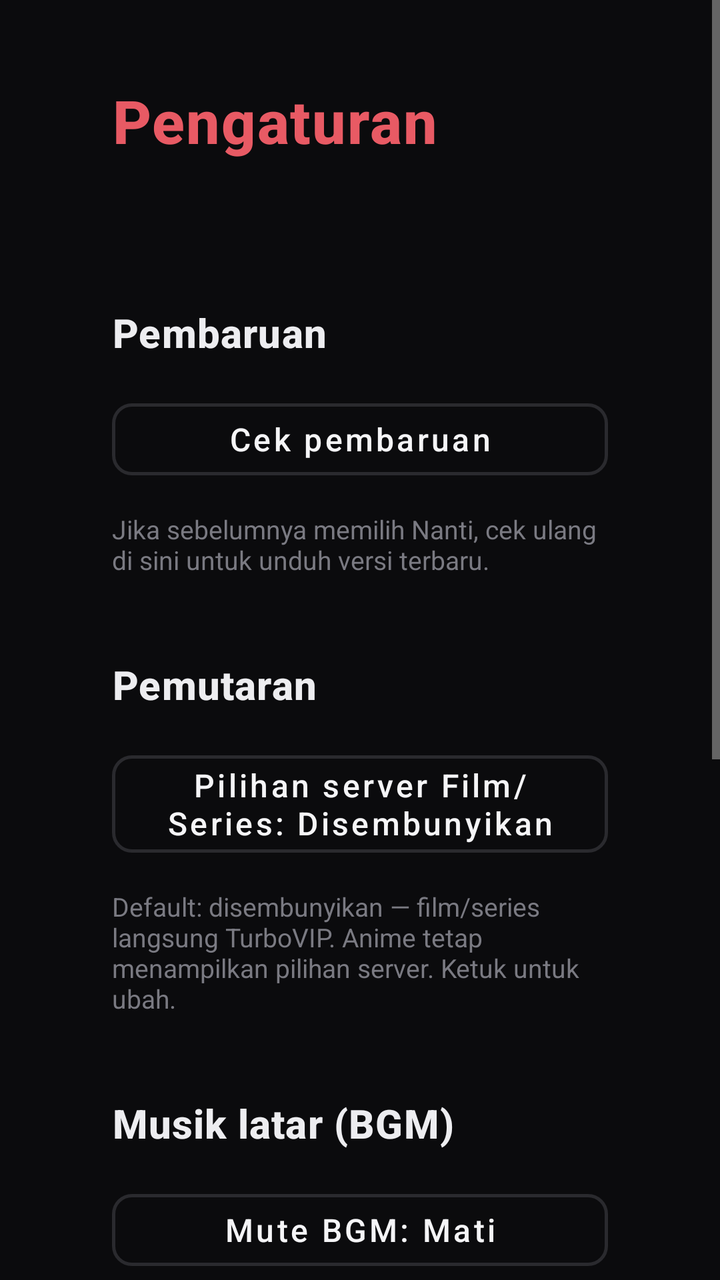
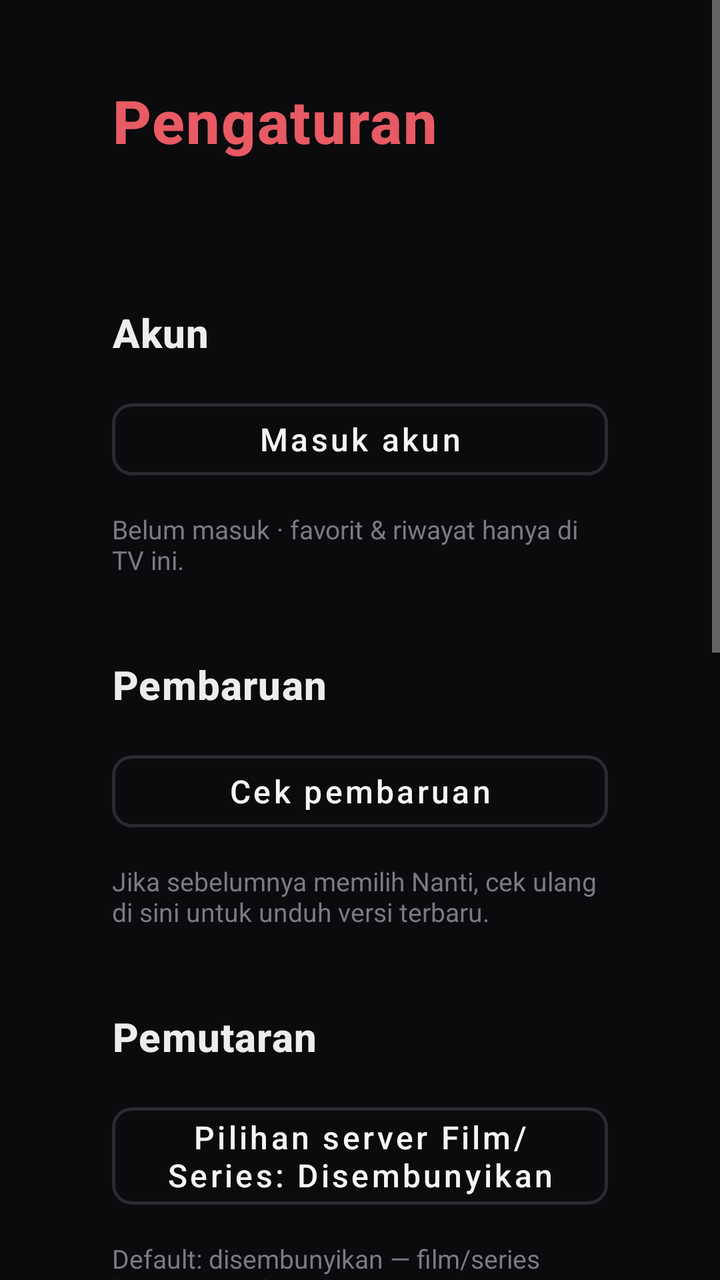

Two renders of the same Android screen: before a commit and after it. Below are the layout's source before the change and the commit's diff.
<!-- AndroidManifest.xml: activity theme Theme.WebunimeTv.Detail -->
<!-- res/layout/activity_settings.xml -->
<?xml version="1.0" encoding="utf-8"?>
<ScrollView xmlns:android="http://schemas.android.com/apk/res/android"
    xmlns:app="http://schemas.android.com/apk/res-auto"
    android:layout_width="match_parent"
    android:layout_height="match_parent"
    android:background="@color/wu_bg"
    android:fillViewport="true">

    <LinearLayout
        android:layout_width="match_parent"
        android:layout_height="wrap_content"
        android:orientation="vertical"
        android:paddingStart="56dp"
        android:paddingTop="40dp"
        android:paddingEnd="56dp"
        android:paddingBottom="56dp">

        <TextView
            android:layout_width="wrap_content"
            android:layout_height="wrap_content"
            android:fontFamily="sans-serif-medium"
            android:letterSpacing="0.02"
            android:text="@string/settings"
            android:textColor="@color/wu_accent_soft"
            android:textSize="30sp"
            android:textStyle="bold" />

        <TextView
            android:id="@+id/settingsVersion"
            android:layout_width="wrap_content"
            android:layout_height="wrap_content"
            android:layout_marginTop="12dp"
            android:textColor="@color/wu_text_dim"
            android:textSize="15sp" />

        <TextView
            android:layout_width="wrap_content"
            android:layout_height="wrap_content"
            android:layout_marginTop="40dp"
            android:fontFamily="sans-serif-medium"
            android:letterSpacing="0.02"
            android:text="@string/settings_section_update"
            android:textColor="@color/wu_row_header"
            android:textSize="20sp"
            android:textStyle="bold" />

        <com.google.android.material.button.MaterialButton
            android:id="@+id/settingsCheckUpdate"
            style="@style/Wu.Button.Outlined"
            android:layout_width="wrap_content"
            android:layout_height="wrap_content"
            android:layout_marginTop="16dp"
            android:focusable="true"
            android:minWidth="300dp"
            android:text="@string/settings_check_update"
            android:textAllCaps="false"
            android:textSize="16sp"
            app:cornerRadius="@dimen/button_corner_radius" />

        <TextView
            android:layout_width="match_parent"
            android:layout_height="wrap_content"
            android:layout_marginTop="12dp"
            android:text="@string/settings_check_update_hint"
            android:textColor="@color/wu_text_muted"
            android:textSize="13sp" />

        <TextView
            android:layout_width="wrap_content"
            android:layout_height="wrap_content"
            android:layout_marginTop="40dp"
            android:fontFamily="sans-serif-medium"
            android:letterSpacing="0.02"
            android:text="@string/settings_section_playback"
            android:textColor="@color/wu_row_header"
            android:textSize="20sp"
            android:textStyle="bold" />

        <com.google.android.material.button.MaterialButton
            android:id="@+id/settingsToggleFilmServers"
            style="@style/Wu.Button.Outlined"
            android:layout_width="wrap_content"
            android:layout_height="wrap_content"
            android:layout_marginTop="16dp"
            android:focusable="true"
            android:minWidth="300dp"
            android:text="@string/settings_film_servers_hidden"
            android:textAllCaps="false"
            android:textSize="16sp"
            app:cornerRadius="@dimen/button_corner_radius" />

        <TextView
            android:layout_width="match_parent"
            android:layout_height="wrap_content"
            android:layout_marginTop="12dp"
            android:text="@string/settings_film_servers_hint"
            android:textColor="@color/wu_text_muted"
            android:textSize="13sp" />

        <TextView
            android:layout_width="wrap_content"
            android:layout_height="wrap_content"
            android:layout_marginTop="40dp"
            android:fontFamily="sans-serif-medium"
            android:letterSpacing="0.02"
            android:text="@string/settings_section_bgm"
            android:textColor="@color/wu_row_header"
            android:textSize="20sp"
            android:textStyle="bold" />

        <com.google.android.material.button.MaterialButton
            android:id="@+id/settingsToggleBgmMute"
            style="@style/Wu.Button.Outlined"
            android:layout_width="wrap_content"
            android:layout_height="wrap_content"
            android:layout_marginTop="16dp"
            android:focusable="true"
            android:minWidth="300dp"
            android:text="@string/settings_bgm_mute_off"
            android:textAllCaps="false"
            android:textSize="16sp"
            app:cornerRadius="@dimen/button_corner_radius" />

        <TextView
            android:id="@+id/settingsBgmVolumeLabel"
            android:layout_width="wrap_content"
            android:layout_height="wrap_content"
            android:layout_marginTop="20dp"
            android:text="@string/settings_bgm_volume"
            android:textColor="@color/wu_text"
            android:textSize="16sp" />

        <SeekBar
            android:id="@+id/settingsBgmVolume"
            android:layout_width="match_parent"
            android:layout_height="wrap_content"
            android:layout_marginTop="8dp"
            android:focusable="true"
            android:max="100"
            android:maxWidth="640dp"
            android:paddingTop="12dp"
            android:paddingBottom="12dp"
            android:progressTint="@color/wu_accent"
            android:thumbTint="@color/wu_accent_soft" />

        <TextView
            android:layout_width="match_parent"
            android:layout_height="wrap_content"
            android:layout_marginTop="8dp"
            android:text="@string/settings_bgm_hint"
            android:textColor="@color/wu_text_muted"
            android:textSize="13sp" />

        <TextView
            android:layout_width="wrap_content"
            android:layout_height="wrap_content"
            android:layout_marginTop="40dp"
            android:fontFamily="sans-serif-medium"
            android:letterSpacing="0.02"
            android:text="@string/settings_section_catalog"
            android:textColor="@color/wu_row_header"
            android:textSize="20sp"
            android:textStyle="bold" />

        <com.google.android.material.button.MaterialButton
            android:id="@+id/settingsStartScrape"
            style="@style/Wu.Button.Outlined"
            android:layout_width="wrap_content"
            android:layout_height="wrap_content"
            android:layout_marginTop="16dp"
            android:focusable="true"
            android:minWidth="300dp"
            android:text="@string/settings_start_scrape"
            android:textAllCaps="false"
            android:textSize="16sp"
            app:cornerRadius="@dimen/button_corner_radius" />

        <com.google.android.material.button.MaterialButton
            android:id="@+id/settingsRefreshCatalog"
            style="@style/Wu.Button.Outlined"
            android:layout_width="wrap_content"
            android:layout_height="wrap_content"
            android:layout_marginTop="12dp"
            android:focusable="true"
            android:minWidth="300dp"
            android:text="@string/settings_refresh_catalog"
            android:textAllCaps="false"
            android:textSize="16sp"
            app:cornerRadius="@dimen/button_corner_radius" />

        <TextView
            android:id="@+id/settingsCatalogStatus"
            android:layout_width="match_parent"
            android:layout_height="wrap_content"
            android:layout_marginTop="12dp"
            android:text="@string/settings_catalog_hint"
            android:textColor="@color/wu_text_muted"
            android:textSize="13sp" />
    </LinearLayout>
</ScrollView>
<!-- resources referenced by this layout -->
<resources>
  <color name="wu_accent">#FF2D3A</color>
  <color name="wu_accent_soft">#E85A64</color>
  <color name="wu_bg">#0B0B0D</color>
  <color name="wu_row_header">#EDEDF0</color>
  <color name="wu_text">#F5F5F7</color>
  <color name="wu_text_dim">#B8B8BE</color>
  <color name="wu_text_muted">#7A7A82</color>
  <dimen name="button_corner_radius">10dp</dimen>
  <string name="settings">Pengaturan</string>
  <string name="settings_bgm_hint">Geser volume dengan kiri/kanan remote saat slider fokus. Mute menyimpan level volume.</string>
  <string name="settings_bgm_mute_off">Mute BGM: Mati</string>
  <string name="settings_bgm_volume">Volume BGM: %1$d%%</string>
  <string name="settings_catalog_hint">Scraping ~2–5 menit di server. Setelah selesai, tekan Update data terbaru.</string>
  <string name="settings_check_update">Cek pembaruan</string>
  <string name="settings_check_update_hint">Jika sebelumnya memilih Nanti, cek ulang di sini untuk unduh versi terbaru.</string>
  <string name="settings_film_servers_hidden">Pilihan server Film/Series: Disembunyikan</string>
  <string name="settings_film_servers_hint">Default: disembunyikan — film/series langsung TurboVIP. Anime tetap menampilkan pilihan server. Ketuk untuk ubah.</string>
  <string name="settings_refresh_catalog">Update data terbaru</string>
  <string name="settings_section_bgm">Musik latar (BGM)</string>
  <string name="settings_section_catalog">Data katalog</string>
  <string name="settings_section_playback">Pemutaran</string>
  <string name="settings_section_update">Pembaruan</string>
  <string name="settings_start_scrape">Mulai scraping</string>
  <style name="Wu.Button.Outlined" parent="Widget.MaterialComponents.Button.OutlinedButton">
          <item name="strokeColor">@color/wu_surface</item>
          <item name="strokeWidth">1.5dp</item>
          <item name="android:textColor">@color/wu_text</item>
          <item name="rippleColor">@color/wu_accent_soft</item>
          <item name="cornerRadius">@dimen/button_corner_radius</item>
          <item name="android:minHeight">48dp</item>
      </style>
  <style name="Theme.WebunimeTv.Detail" parent="Theme.MaterialComponents.NoActionBar">
          <item name="android:windowBackground">@color/wu_bg</item>
          <item name="colorPrimary">@color/wu_accent</item>
          <item name="colorPrimaryVariant">@color/wu_accent_dark</item>
          <item name="colorOnPrimary">@color/wu_text</item>
          <item name="colorSecondary">@color/wu_accent_soft</item>
          <item name="android:statusBarColor">@color/wu_bg</item>
          <item name="materialButtonOutlinedStyle">@style/Wu.Button.Outlined</item>
          <item name="alertDialogTheme">@style/Theme.WebunimeTv.AlertDialog</item>
          <item name="android:alertDialogTheme">@style/Theme.WebunimeTv.AlertDialog</item>
      </style>
  <color name="wu_surface">#2A2A2E</color>
  <color name="wu_accent_dark">#C41E28</color>
  <color name="wu_bg_elevated">#121214</color>
  <style name="Wu.DialogButton" parent="Widget.AppCompat.Button.ButtonBar.AlertDialog">
          <item name="android:background">@drawable/bg_dialog_button</item>
          <item name="android:textColor">@color/dialog_button_text</item>
          <item name="android:minHeight">48dp</item>
          <item name="android:minWidth">120dp</item>
          <item name="android:focusable">true</item>
          <item name="android:focusableInTouchMode">true</item>
          <item name="android:textAllCaps">false</item>
          <item name="android:textStyle">bold</item>
          <item name="android:textSize">16sp</item>
      </style>
  <color name="wu_focus">#FFFFFF</color>
  <!-- unchanged entries left out for length: 2 -->
</resources>

<!-- the commit's change to res/layout/activity_settings.xml (unified diff, before → after) -->
@@ -39,6 +39,39 @@
             android:layout_marginTop="40dp"
             android:fontFamily="sans-serif-medium"
             android:letterSpacing="0.02"
+            android:text="@string/settings_section_account"
+            android:textColor="@color/wu_row_header"
+            android:textSize="20sp"
+            android:textStyle="bold" />
+
+        <com.google.android.material.button.MaterialButton
+            android:id="@+id/settingsAccount"
+            style="@style/Wu.Button.Outlined"
+            android:layout_width="wrap_content"
+            android:layout_height="wrap_content"
+            android:layout_marginTop="16dp"
+            android:focusable="true"
+            android:minWidth="300dp"
+            android:text="@string/settings_login"
+            android:textAllCaps="false"
+            android:textSize="16sp"
+            app:cornerRadius="@dimen/button_corner_radius" />
+
+        <TextView
+            android:id="@+id/settingsAccountStatus"
+            android:layout_width="match_parent"
+            android:layout_height="wrap_content"
+            android:layout_marginTop="12dp"
+            android:text="@string/settings_account_guest"
+            android:textColor="@color/wu_text_muted"
+            android:textSize="13sp" />
+
+        <TextView
+            android:layout_width="wrap_content"
+            android:layout_height="wrap_content"
+            android:layout_marginTop="40dp"
+            android:fontFamily="sans-serif-medium"
+            android:letterSpacing="0.02"
             android:text="@string/settings_section_update"
             android:textColor="@color/wu_row_header"
             android:textSize="20sp"
<!-- resource entries referenced after the edit -->
@@ -9,6 +9,7 @@
   <color name="wu_text_muted">#7A7A82</color>
   <dimen name="button_corner_radius">10dp</dimen>
   <string name="settings">Pengaturan</string>
+  <string name="settings_account_guest">Belum masuk · favorit &amp; riwayat hanya di TV ini.</string>
   <string name="settings_bgm_hint">Geser volume dengan kiri/kanan remote saat slider fokus. Mute menyimpan level volume.</string>
   <string name="settings_bgm_mute_off">Mute BGM: Mati</string>
   <string name="settings_bgm_volume">Volume BGM: %1$d%%</string>
@@ -17,7 +18,9 @@
   <string name="settings_check_update_hint">Jika sebelumnya memilih Nanti, cek ulang di sini untuk unduh versi terbaru.</string>
   <string name="settings_film_servers_hidden">Pilihan server Film/Series: Disembunyikan</string>
   <string name="settings_film_servers_hint">Default: disembunyikan — film/series langsung TurboVIP. Anime tetap menampilkan pilihan server. Ketuk untuk ubah.</string>
+  <string name="settings_login">Masuk akun</string>
   <string name="settings_refresh_catalog">Update data terbaru</string>
+  <string name="settings_section_account">Akun</string>
   <string name="settings_section_bgm">Musik latar (BGM)</string>
   <string name="settings_section_catalog">Data katalog</string>
   <string name="settings_section_playback">Pemutaran</string>
